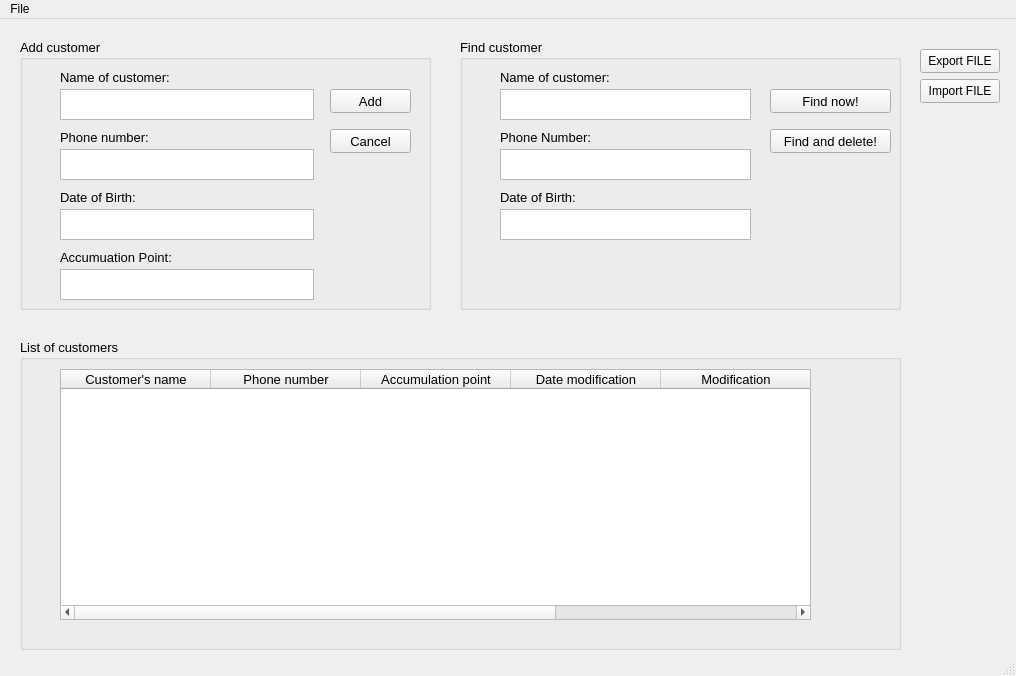
ngxx-fus/minisupermarket_management_proj, file my_customer.ui: the form before one commit.
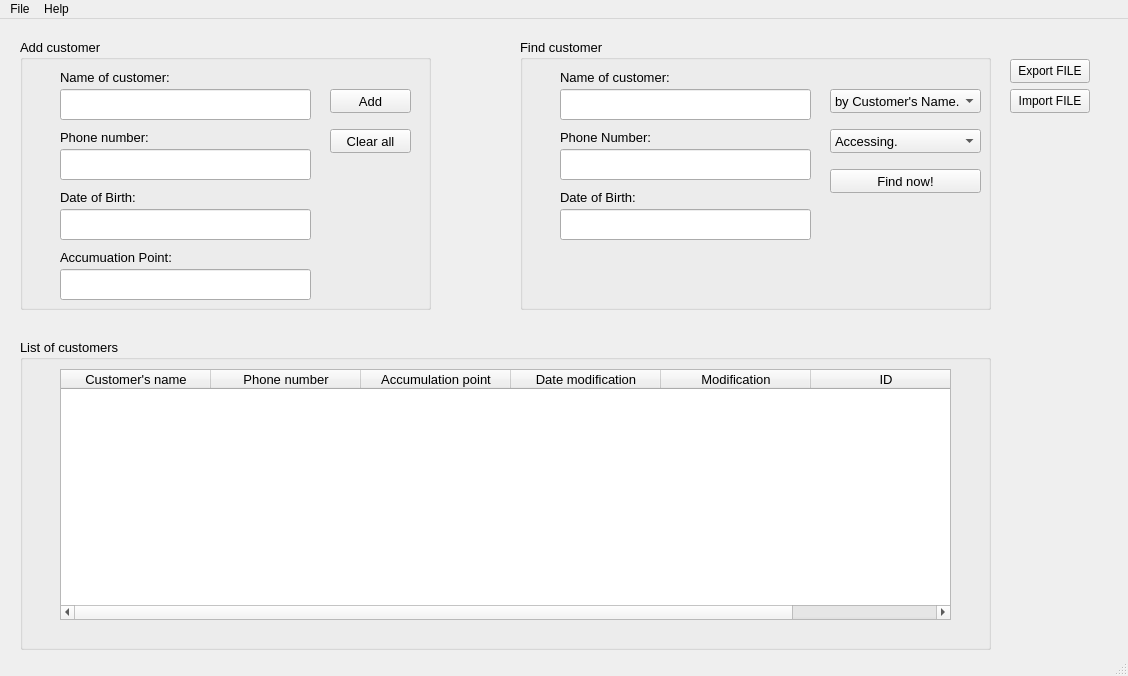
The form after the commit. Icons and pictures are not drawn.

Commit message: v291023.ngxxfus - update ui :v:

The edit to the form file:
```diff
--- a/my_customer.ui
+++ b/my_customer.ui
@@ -6,7 +6,7 @@
    <rect>
     <x>0</x>
     <y>0</y>
-    <width>1016</width>
+    <width>1128</width>
     <height>676</height>
    </rect>
   </property>
@@ -17,8 +17,8 @@
    <widget class="QPushButton" name="pushButtonExportFile">
     <property name="geometry">
      <rect>
-      <x>920</x>
-      <y>30</y>
+      <x>1010</x>
+      <y>40</y>
       <width>80</width>
       <height>24</height>
      </rect>
@@ -30,8 +30,8 @@
    <widget class="QPushButton" name="pushButtonImportFile">
     <property name="geometry">
      <rect>
-      <x>920</x>
-      <y>60</y>
+      <x>1010</x>
+      <y>70</y>
       <width>80</width>
       <height>24</height>
      </rect>
@@ -99,27 +99,6 @@
       <bool>false</bool>
      </property>
     </widget>
-    <widget class="QTextEdit" name="textEditName">
-     <property name="geometry">
-      <rect>
-       <x>40</x>
-       <y>50</y>
-       <width>254</width>
-       <height>31</height>
-      </rect>
-     </property>
-     <property name="font">
-      <font>
-       <family>Arial</family>
-       <pointsize>10</pointsize>
-       <italic>false</italic>
-       <bold>false</bold>
-       <underline>false</underline>
-       <strikeout>false</strikeout>
-       <kerning>true</kerning>
-      </font>
-     </property>
-    </widget>
     <widget class="QLabel" name="label_2">
      <property name="geometry">
       <rect>
@@ -144,48 +123,6 @@
       <string>Phone number:</string>
      </property>
     </widget>
-    <widget class="QTextEdit" name="textEditPhoneNumber">
-     <property name="geometry">
-      <rect>
-       <x>40</x>
-       <y>110</y>
-       <width>254</width>
-       <height>31</height>
-      </rect>
-     </property>
-     <property name="font">
-      <font>
-       <family>Futura Book</family>
-       <pointsize>10</pointsize>
-       <italic>false</italic>
-       <bold>false</bold>
-       <underline>false</underline>
-       <strikeout>false</strikeout>
-       <kerning>true</kerning>
-      </font>
-     </property>
-    </widget>
-    <widget class="QTextEdit" name="textEditPoint">
-     <property name="geometry">
-      <rect>
-       <x>40</x>
-       <y>170</y>
-       <width>254</width>
-       <height>31</height>
-      </rect>
-     </property>
-     <property name="font">
-      <font>
-       <family>Futura Book</family>
-       <pointsize>10</pointsize>
-       <italic>false</italic>
-       <bold>false</bold>
-       <underline>false</underline>
-       <strikeout>false</strikeout>
-       <kerning>true</kerning>
-      </font>
-     </property>
-    </widget>
     <widget class="QLabel" name="label_3">
      <property name="geometry">
       <rect>
@@ -255,28 +192,7 @@
       </font>
      </property>
      <property name="text">
-      <string>Cancel</string>
-     </property>
-    </widget>
-    <widget class="QTextEdit" name="textEditDOB">
-     <property name="geometry">
-      <rect>
-       <x>40</x>
-       <y>230</y>
-       <width>254</width>
-       <height>31</height>
-      </rect>
-     </property>
-     <property name="font">
-      <font>
-       <family>Futura Book</family>
-       <pointsize>10</pointsize>
-       <italic>false</italic>
-       <bold>false</bold>
-       <underline>false</underline>
-       <strikeout>false</strikeout>
-       <kerning>true</kerning>
-      </font>
+      <string>Clear all</string>
      </property>
     </widget>
     <widget class="QLabel" name="label_5">
@@ -303,13 +219,53 @@
       <string>Accumuation Point:</string>
      </property>
     </widget>
+    <widget class="QLineEdit" name="lineEdit_NAME_ADD">
+     <property name="geometry">
+      <rect>
+       <x>40</x>
+       <y>50</y>
+       <width>251</width>
+       <height>31</height>
+      </rect>
+     </property>
+    </widget>
+    <widget class="QLineEdit" name="lineEdit_NUMPHONE_ADD">
+     <property name="geometry">
+      <rect>
+       <x>40</x>
+       <y>110</y>
+       <width>251</width>
+       <height>31</height>
+      </rect>
+     </property>
+    </widget>
+    <widget class="QLineEdit" name="lineEdit_DOB_ADD">
+     <property name="geometry">
+      <rect>
+       <x>40</x>
+       <y>170</y>
+       <width>251</width>
+       <height>31</height>
+      </rect>
+     </property>
+    </widget>
+    <widget class="QLineEdit" name="lineEdit_POINT_ADD">
+     <property name="geometry">
+      <rect>
+       <x>40</x>
+       <y>230</y>
+       <width>251</width>
+       <height>31</height>
+      </rect>
+     </property>
+    </widget>
    </widget>
    <widget class="QGroupBox" name="groupBox_FIND_CUS">
     <property name="geometry">
      <rect>
-      <x>460</x>
+      <x>520</x>
       <y>20</y>
-      <width>441</width>
+      <width>471</width>
       <height>271</height>
      </rect>
     </property>
@@ -324,16 +280,6 @@
     <property name="title">
      <string>Find customer</string>
     </property>
-    <widget class="QTextEdit" name="textEditPhoneNumberDelete">
-     <property name="geometry">
-      <rect>
-       <x>40</x>
-       <y>110</y>
-       <width>251</width>
-       <height>31</height>
-      </rect>
-     </property>
-    </widget>
     <widget class="QLabel" name="label_4">
      <property name="geometry">
       <rect>
@@ -400,32 +346,12 @@
       <string>Date of Birth:</string>
      </property>
     </widget>
-    <widget class="QTextEdit" name="textEditPhoneNumberDelete_2">
-     <property name="geometry">
-      <rect>
-       <x>40</x>
-       <y>50</y>
-       <width>251</width>
-       <height>31</height>
-      </rect>
-     </property>
-    </widget>
-    <widget class="QTextEdit" name="textEditPhoneNumberDelete_3">
-     <property name="geometry">
-      <rect>
-       <x>40</x>
-       <y>170</y>
-       <width>251</width>
-       <height>31</height>
-      </rect>
-     </property>
-    </widget>
-    <widget class="QPushButton" name="pushButtonDelete">
+    <widget class="QPushButton" name="pushButton_FIND">
      <property name="geometry">
       <rect>
        <x>310</x>
-       <y>50</y>
-       <width>121</width>
+       <y>130</y>
+       <width>151</width>
        <height>24</height>
       </rect>
      </property>
@@ -441,26 +367,80 @@
       <string>Find now!</string>
      </property>
     </widget>
-    <widget class="QPushButton" name="pushButtonDelete_2">
+    <widget class="QLineEdit" name="lineEdit_NAME_FIND">
+     <property name="geometry">
+      <rect>
+       <x>40</x>
+       <y>50</y>
+       <width>251</width>
+       <height>31</height>
+      </rect>
+     </property>
+    </widget>
+    <widget class="QLineEdit" name="lineEdit_NUMPHONE_FIND">
+     <property name="geometry">
+      <rect>
+       <x>40</x>
+       <y>110</y>
+       <width>251</width>
+       <height>31</height>
+      </rect>
+     </property>
+    </widget>
+    <widget class="QLineEdit" name="lineEdit_DOB_FIND">
+     <property name="geometry">
+      <rect>
+       <x>40</x>
+       <y>170</y>
+       <width>251</width>
+       <height>31</height>
+      </rect>
+     </property>
+    </widget>
+    <widget class="QComboBox" name="comboBox">
+     <property name="geometry">
+      <rect>
+       <x>310</x>
+       <y>50</y>
+       <width>151</width>
+       <height>24</height>
+      </rect>
+     </property>
+     <item>
+      <property name="text">
+       <string>by Customer's Name.</string>
+      </property>
+     </item>
+     <item>
+      <property name="text">
+       <string>by Phone Number.</string>
+      </property>
+     </item>
+     <item>
+      <property name="text">
+       <string>by Accumulations Point.</string>
+      </property>
+     </item>
+    </widget>
+    <widget class="QComboBox" name="comboBox_2">
      <property name="geometry">
       <rect>
        <x>310</x>
        <y>90</y>
-       <width>121</width>
+       <width>151</width>
        <height>24</height>
       </rect>
      </property>
-     <property name="font">
-      <font>
-       <family>Arial</family>
-       <pointsize>10</pointsize>
-       <bold>false</bold>
-       <underline>false</underline>
-      </font>
-     </property>
-     <property name="text">
-      <string>Find and delete!</string>
-     </property>
+     <item>
+      <property name="text">
+       <string>Accessing. </string>
+      </property>
+     </item>
+     <item>
+      <property name="text">
+       <string>Deaccessing.</string>
+      </property>
+     </item>
     </widget>
    </widget>
    <widget class="QGroupBox" name="groupBox_VIEWTABLE">
@@ -468,7 +448,7 @@
      <rect>
       <x>20</x>
       <y>320</y>
-      <width>881</width>
+      <width>971</width>
       <height>311</height>
      </rect>
     </property>
@@ -498,7 +478,7 @@
       <rect>
        <x>40</x>
        <y>30</y>
-       <width>751</width>
+       <width>891</width>
        <height>251</height>
       </rect>
      </property>
@@ -557,7 +537,7 @@
     <rect>
      <x>0</x>
      <y>0</y>
-     <width>1016</width>
+     <width>1128</width>
      <height>21</height>
     </rect>
    </property>
@@ -568,7 +548,15 @@
     <addaction name="actionImport_season"/>
     <addaction name="actionExport_season"/>
    </widget>
+   <widget class="QMenu" name="menuHelp">
+    <property name="title">
+     <string>Help</string>
+    </property>
+    <addaction name="actionContact_us_now"/>
+    <addaction name="actionOpen_guidebook"/>
+   </widget>
    <addaction name="menuRefrence"/>
+   <addaction name="menuHelp"/>
   </widget>
   <widget class="QStatusBar" name="statusbar"/>
   <action name="actionAdd">
```
Left out of the diff: 10 changed lines with no effect on the pictures.
